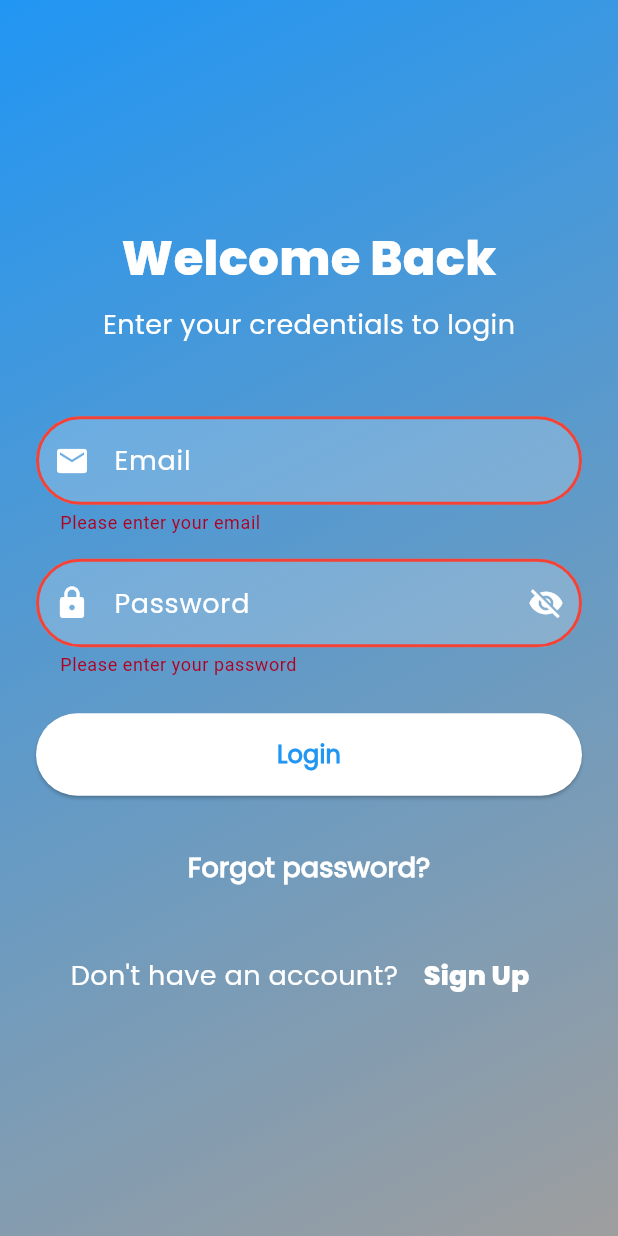
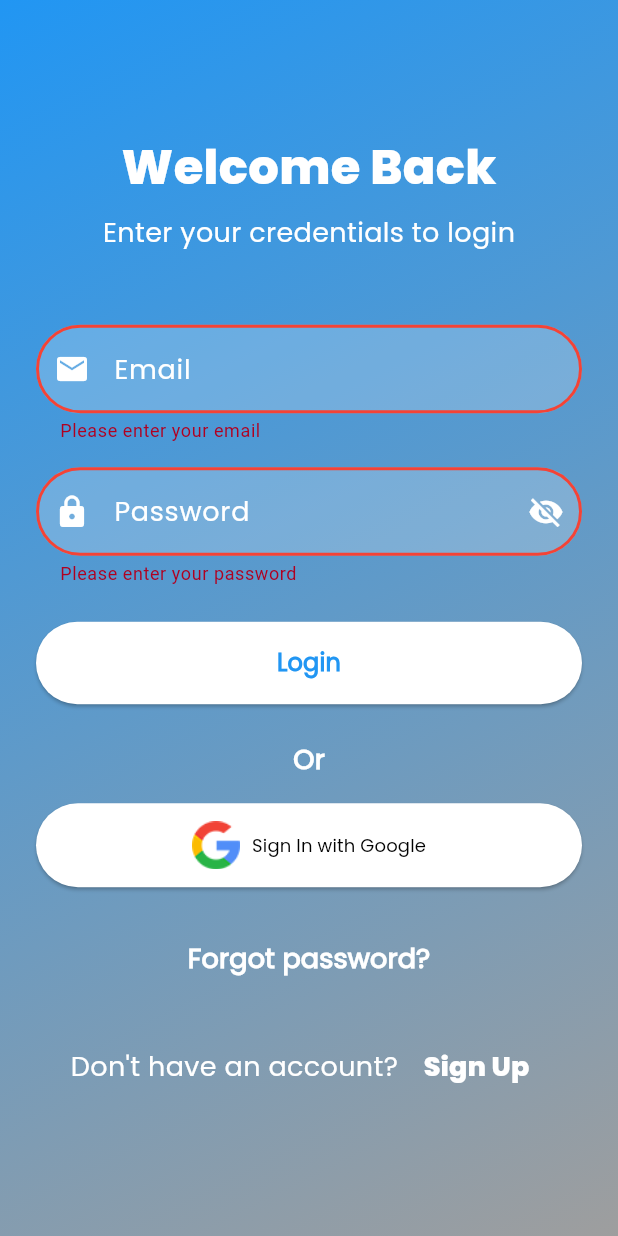
Before and after one commit to eisenheim07/My-Quiz-App, a Flutter app: the screen it shows after launch, after a tap on "Login", on a phone screen of 412 x 824 dp. Run offline on Flutter 3.47's test engine with Material 3 defaults, Android fonts, the phone set to English and light mode, and no system bars; our stand-ins replace another_flushbar, bloc, chopper, firebase_auth, firebase_core, flutter_bloc and 3 more; missing offline and left inert: firebase_cloud_firestore; accounts and stored records are empty; generated files the repository leaves out were written again; Roboto replaces fonts that are missing (Poppins).

Commit message:
QuizApp-Integrating-GoogleSignIn

```diff
--- /dev/null
+++ b/lib/businesslogic/cubit/googlesignin_cubit.dart
@@ -0,0 +1,17 @@
+import 'package:bloc/bloc.dart';
+import 'package:firebase_auth/firebase_auth.dart';
+
+import '../../common/network.dart';
+import '../repo/AppRepo.dart';
+
+class GoogleSignInCubit extends Cubit<NetworkState<User>> {
+  final AppRepo appRepo;
+
+  GoogleSignInCubit(this.appRepo) : super(Initial());
+
+  Future<void> getGoogleSignIn(FirebaseAuth? firebaseAuth) async {
+    emit(Loading());
+    final result = await appRepo.getGoogleSignIn(firebaseAuth);
+    emit(result);
+  }
+}
--- a/lib/businesslogic/cubit/login_cubit.dart
+++ b/lib/businesslogic/cubit/login_cubit.dart
@@ -9,9 +9,9 @@ class LoginCubit extends Cubit<NetworkState<User>> {
 
   LoginCubit(this.appRepo) : super(Initial());
 
-  Future<void> getUserLogin(Map<String, dynamic> map) async {
+  Future<void> getUserSignIn(Map<String, dynamic> map) async {
     emit(Loading());
-    final result = await appRepo.getUserLogin(map);
+    final result = await appRepo.getUserSignIn(map);
     emit(result);
   }
 }
--- a/lib/common/config.dart
+++ b/lib/common/config.dart
@@ -3,6 +3,7 @@ class Config {
   static const String GET_CONVERSATION = "chat/completions";
   static const TOKEN = "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";
   static const DB_NAME = "quizapp";
+  static const IS_GOOGLE = "loginType";
 
   static getPrompt(String level, String category) {
     return "Generate 5 unique & $level multiple-choice questions, must be different every time, about $category. Each question must have 4 options and an acknowledged correct answer. Format response as JSON: [{\"question\": \"...\", \"options\": [\"...\", \"...\", \"...\", \"...\"], \"correctAnswerIndexValue\": X}]";
--- a/lib/main.dart
+++ b/lib/main.dart
@@ -1,15 +1,14 @@
 import 'package:firebase_core/firebase_core.dart';
 import 'package:flutter/material.dart';
-import 'package:google_api_availability/google_api_availability.dart';
 import 'package:quizapp/root_app.dart';
 import 'package:shared_preferences/shared_preferences.dart';
 
 import 'firebase_options.dart';
 
+
 Future<void> main() async {
   WidgetsFlutterBinding.ensureInitialized();
   await Firebase.initializeApp(options: DefaultFirebaseOptions.currentPlatform);
-  await GoogleApiAvailability.instance.makeGooglePlayServicesAvailable();
   final preffs = await SharedPreferences.getInstance();
   runApp(RootApp(preffs: preffs));
 }
--- a/lib/root_app.dart
+++ b/lib/root_app.dart
@@ -7,6 +7,7 @@ import 'package:flutter/services.dart';
 import 'package:flutter_bloc/flutter_bloc.dart';
 import 'package:flutter_screenutil/flutter_screenutil.dart';
 import 'package:logging/logging.dart' as inspector;
+import 'package:quizapp/businesslogic/cubit/googlesignin_cubit.dart';
 import 'package:quizapp/businesslogic/cubit/login_cubit.dart';
 import 'package:quizapp/businesslogic/cubit/signup_cubit.dart';
 import 'package:quizapp/businesslogic/cubit/userdetails_cubit.dart';
@@ -57,11 +58,12 @@ class _RootAppState extends State<RootApp> {
       splitScreenMode: true,
       builder: (context, child) {
         final preffs = PreferenceManager(widget.preffs);
-        final appRepo = AppRepo(apiService, _firebaseAuth, _firebaseStore);
+        final appRepo = AppRepo(apiService, preffs, _firebaseAuth, _firebaseStore);
         return MultiBlocProvider(
           providers: [
             BlocProvider(create: (context) => ChatCubit(appRepo)),
             BlocProvider(create: (context) => SignupCubit(appRepo)),
+            BlocProvider(create: (context) => GoogleSignInCubit(appRepo)),
             BlocProvider(create: (context) => LoginCubit(appRepo)),
             BlocProvider(create: (context) => UserDetailsCubit(appRepo)),
             BlocProvider(create: (context) => SignoutCubit(appRepo)),
--- a/lib/ui/login_page.dart
+++ b/lib/ui/login_page.dart
@@ -1,6 +1,8 @@
 import 'package:firebase_auth/firebase_auth.dart';
 import 'package:flutter/material.dart';
 import 'package:flutter_bloc/flutter_bloc.dart';
+import 'package:google_sign_in/google_sign_in.dart';
+import 'package:quizapp/businesslogic/cubit/googlesignin_cubit.dart';
 import 'package:quizapp/businesslogic/cubit/login_cubit.dart';
 import 'package:quizapp/common/colors.dart';
 import 'package:quizapp/common/flushbar.dart';
@@ -12,7 +14,9 @@ import 'package:quizapp/ui/start_quiz.dart';
 import '../widgets/loading_widget.dart';
 
 class LoginPage extends StatefulWidget {
-  const LoginPage({super.key});
+  final FirebaseAuth? firebaseAuth;
+
+  const LoginPage({super.key, required this.firebaseAuth});
 
   @override
   State<LoginPage> createState() => _LoginPageState();
@@ -31,18 +35,28 @@ class _LoginPageState extends State<LoginPage> {
         "email": _email,
         "password": _password,
       };
-      context.read<LoginCubit>().getUserLogin(map);
+      context.read<LoginCubit>().getUserSignIn(map);
     }
   }
 
   @override
   Widget build(BuildContext context) {
+    return BlocConsumer<GoogleSignInCubit, NetworkState<User>>(
+      listener: (context, state) {
+        if (state is Error<User>) {
+          context.flushBarErrorMessage(message: state.message);
+        } else if (state is Success<User>) {
+          Navigator.pushReplacement(context, MaterialPageRoute(builder: (context) => StartQuiz(user: state.data, firebaseAuth: widget.firebaseAuth!, isGoogle: true)));
+        }
+      },
+      builder: (context, state1) {
         return BlocConsumer<LoginCubit, NetworkState<User>>(
           listener: (context, state) {
             if (state is Error<User>) {
               context.flushBarErrorMessage(message: state.message);
             } else if (state is Success<User>) {
-          Navigator.pushReplacement(context, MaterialPageRoute(builder: (context) => StartQuiz(user: state.data, firebaseAuth: null)));
+              Navigator.pushReplacement(
+                  context, MaterialPageRoute(builder: (context) => StartQuiz(user: state.data, firebaseAuth: widget.firebaseAuth!, isGoogle: false)));
             }
           },
           builder: (context, state) {
@@ -71,6 +85,8 @@ class _LoginPageState extends State<LoginPage> {
                                   const SizedBox(height: 48),
                                   _inputField(),
                                   const SizedBox(height: 24),
+                                  _googleSignInButton(),
+                                  const SizedBox(height: 24),
                                   _forgotPassword(),
                                   const SizedBox(height: 24),
                                   _signup(),
@@ -82,15 +98,17 @@ class _LoginPageState extends State<LoginPage> {
                       ),
                     ),
                   ),
-              if (state is Loading<User>) ...[LoadingWidget()]
+                  if (state is Loading<User> || state1 is Loading<User>) ...[LoadingWidget()]
                 ],
               ),
             );
           },
         );
+      },
+    );
   }
 
-  Widget _header() {
+  _header() {
     return Column(
       children: [
         Text(
@@ -176,6 +194,39 @@ class _LoginPageState extends State<LoginPage> {
     );
   }
 
+  _googleSignInButton() {
+    return Column(
+      children: [
+        Text(
+          "Or",
+          style: Global.customFonts(size: 18, color: AppColors.whiteColor, weight: FontWeight.bold),
+        ),
+        const SizedBox(height: 16),
+        Container(
+          width: double.infinity,
+          child: ElevatedButton.icon(
+            onPressed: () {
+              context.read<GoogleSignInCubit>().getGoogleSignIn(widget.firebaseAuth);
+            },
+            style: ElevatedButton.styleFrom(
+              foregroundColor: Colors.black,
+              backgroundColor: Colors.white,
+              padding: const EdgeInsets.symmetric(vertical: 12, horizontal: 24),
+              shape: RoundedRectangleBorder(
+                borderRadius: BorderRadius.circular(30),
+              ),
+            ),
+            icon: Image.asset('assets/images/google.png', height: 32),
+            label: Text(
+              "Sign In with Google",
+              style: Global.customFonts(size: 12, color: AppColors.blackColor),
+            ),
+          ),
+        ),
+      ],
+    );
+  }
+
   _inputDecoration(String hint, IconData icon, {bool? flag = false}) {
     return InputDecoration(
       suffixIcon: flag!
--- a/lib/ui/splash_page.dart
+++ b/lib/ui/splash_page.dart
@@ -1,6 +1,7 @@
 import 'package:firebase_auth/firebase_auth.dart';
 import 'package:flutter/material.dart';
 import 'package:flutter/services.dart';
+import 'package:quizapp/common/config.dart';
 import 'package:quizapp/ui/login_page.dart';
 import 'package:quizapp/ui/start_quiz.dart';
 
@@ -23,10 +24,13 @@ class _SplashPageState extends State<SplashPage> {
       Duration(seconds: 2),
       () {
         if (widget.firebaseAuth.currentUser != null) {
+          var isGoogle = widget.preffs.getBool(Config.IS_GOOGLE) ?? false;
           Navigator.pushReplacement(
-              context, MaterialPageRoute(builder: (context) => StartQuiz(user: widget.firebaseAuth.currentUser!, firebaseAuth: widget.firebaseAuth)));
+              context,
+              MaterialPageRoute(
+                  builder: (context) => StartQuiz(user: widget.firebaseAuth.currentUser!, firebaseAuth: widget.firebaseAuth, isGoogle: isGoogle)));
         } else {
-          Navigator.pushReplacement(context, MaterialPageRoute(builder: (context) => LoginPage()));
+          Navigator.pushReplacement(context, MaterialPageRoute(builder: (context) => LoginPage(firebaseAuth: widget.firebaseAuth)));
         }
       },
     );
--- a/pubspec.yaml
+++ b/pubspec.yaml
@@ -58,7 +58,7 @@ dependencies:
   firebase_core: ^3.12.1
   firebase_auth:
   firebase_cloud_firestore:
-  google_api_availability: ^5.0.1
+  google_sign_in: ^6.3.0
 
 dev_dependencies:
   flutter_test:
```
Also changed, not shown: lib/businesslogic/repo/AppRepo.dart (+27 -2 lines), lib/common/preffs_manager.dart (+8 -0 lines), lib/ui/signup_page.dart (+3 -32 lines), lib/ui/start_quiz.dart (+15 -14 lines), assets/images/google.png, pubspec.lock, 4 other files. Lines whose indentation alone changed are shown as unchanged.
